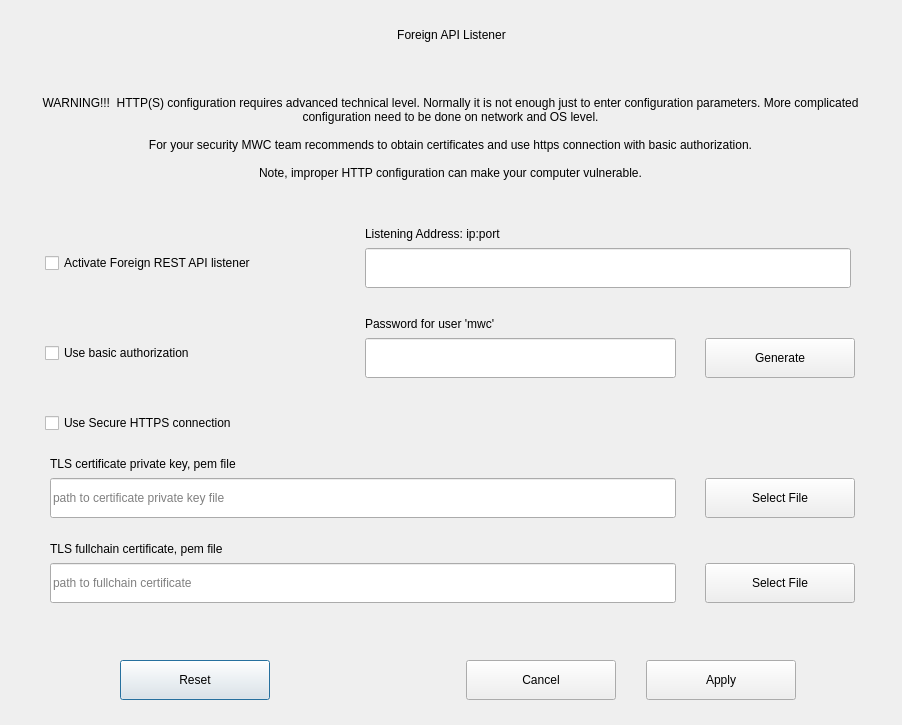
0xkobe/mwc-wallet, file dialogs_desktop/e_httplistenerconfigdlg.ui: the form before one commit.
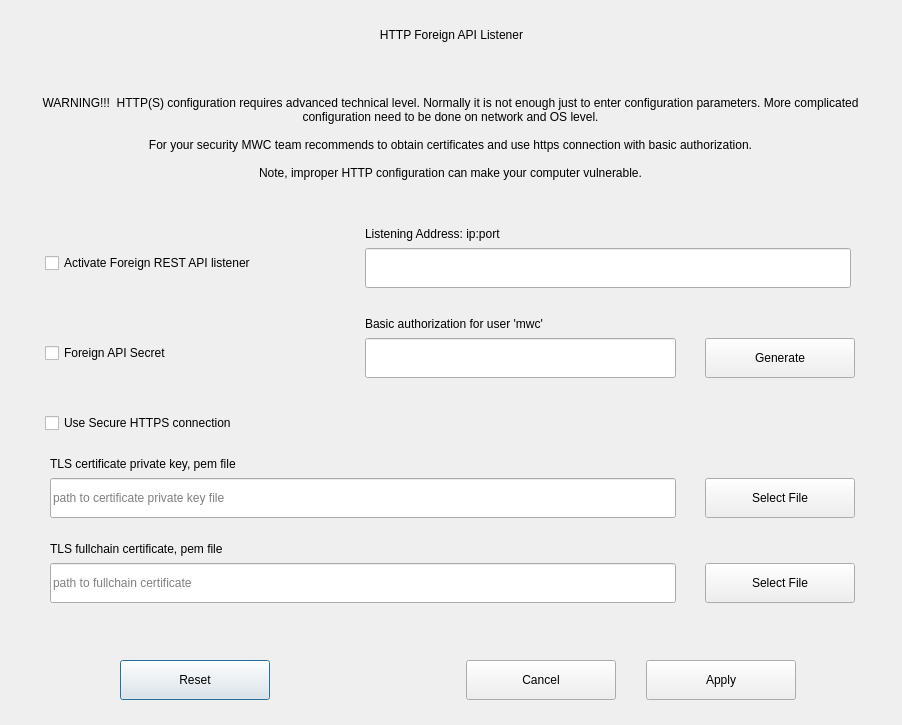
The form after the commit. Custom widgets are drawn as their Qt base class.

Commit message: https://github.com/mwcproject/mwc-qt-wallet/issues/417

What changed in the file:
```diff
--- a/dialogs_desktop/e_httplistenerconfigdlg.ui
+++ b/dialogs_desktop/e_httplistenerconfigdlg.ui
@@ -29,7 +29,7 @@
     </size>
    </property>
    <property name="text">
-    <string>Foreign API Listener</string>
+    <string>HTTP Foreign API Listener</string>
    </property>
    <property name="alignment">
     <set>Qt::AlignCenter</set>
@@ -183,7 +183,7 @@
     </rect>
    </property>
    <property name="text">
-    <string>Use basic authorization</string>
+    <string>Foreign API Secret</string>
    </property>
   </widget>
   <widget class="QWidget" name="layoutWidget1_5">
@@ -214,7 +214,7 @@
        </size>
       </property>
       <property name="text">
-       <string>Password for user 'mwc'</string>
+       <string>Basic authorization for user 'mwc'</string>
       </property>
      </widget>
     </item>
@@ -493,6 +493,11 @@
    <extends>QLabel</extends>
    <header>control_desktop/MwcLabel.h</header>
   </customwidget>
+  <customwidget>
+   <class>control::MwcLabelLarge</class>
+   <extends>QLabel</extends>
+   <header>control_desktop/MwcLabel.h</header>
+  </customwidget>
   <customwidget>
    <class>control::MwcLineEditNormal</class>
    <extends>QLineEdit</extends>
@@ -503,11 +508,6 @@
    <extends>QLabel</extends>
    <header>control_desktop/MwcLabel.h</header>
   </customwidget>
-  <customwidget>
-   <class>control::MwcLabelLarge</class>
-   <extends>QLabel</extends>
-   <header>control_desktop/MwcLabel.h</header>
-  </customwidget>
  </customwidgets>
  <tabstops>
   <tabstop>activateRestApi</tabstop>
```
The commit also changes 1 other file.
